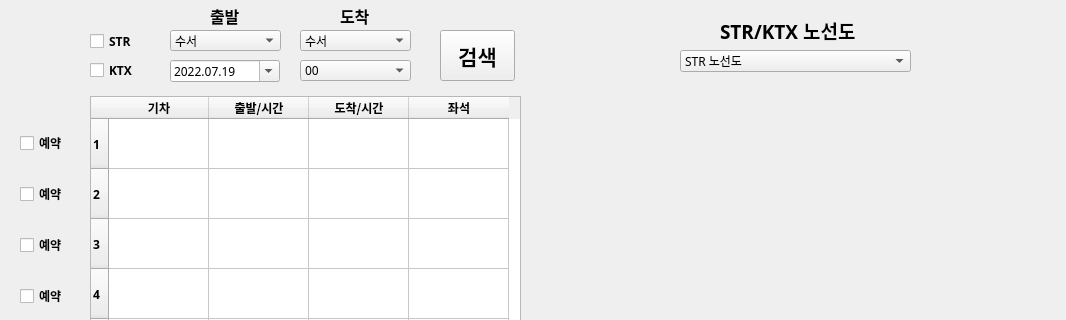
Before: the Qt Designer form gui.ui in hyunwns78/ticketing_macro_HJ, drawn with Qt 5; both pictures show x 0 to 1066 and y 0 to 320 of the 1066 by 727 pixel window.
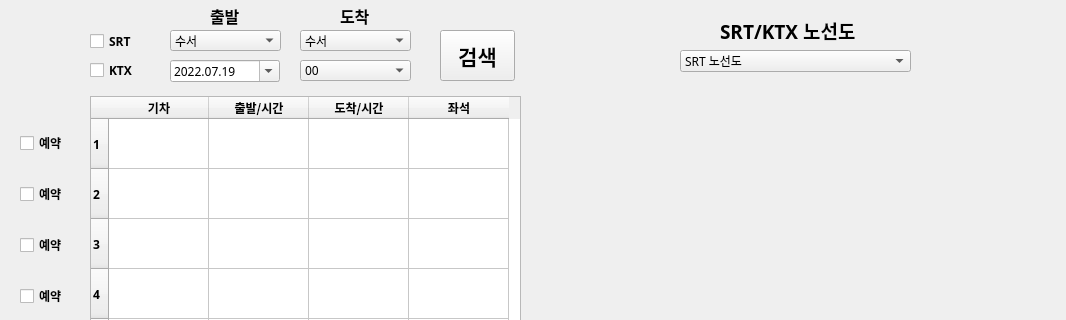
After: the same form once the commit is applied. Icons and pictures are not drawn.

Diff of the .ui file:
```diff
--- a/gui.ui
+++ b/gui.ui
@@ -640,7 +640,7 @@
     </property>
     <item>
      <property name="text">
-      <string>STR 노선도</string>
+      <string>SRT 노선도</string>
      </property>
     </item>
     <item>
@@ -696,7 +696,7 @@
      </font>
     </property>
     <property name="text">
-     <string>STR/KTX 노선도</string>
+     <string>SRT/KTX 노선도</string>
     </property>
    </widget>
    <widget class="QWidget" name="verticalLayoutWidget">
@@ -724,7 +724,7 @@
         </font>
        </property>
        <property name="text">
-        <string>STR</string>
+        <string>SRT</string>
        </property>
       </widget>
      </item>
```
